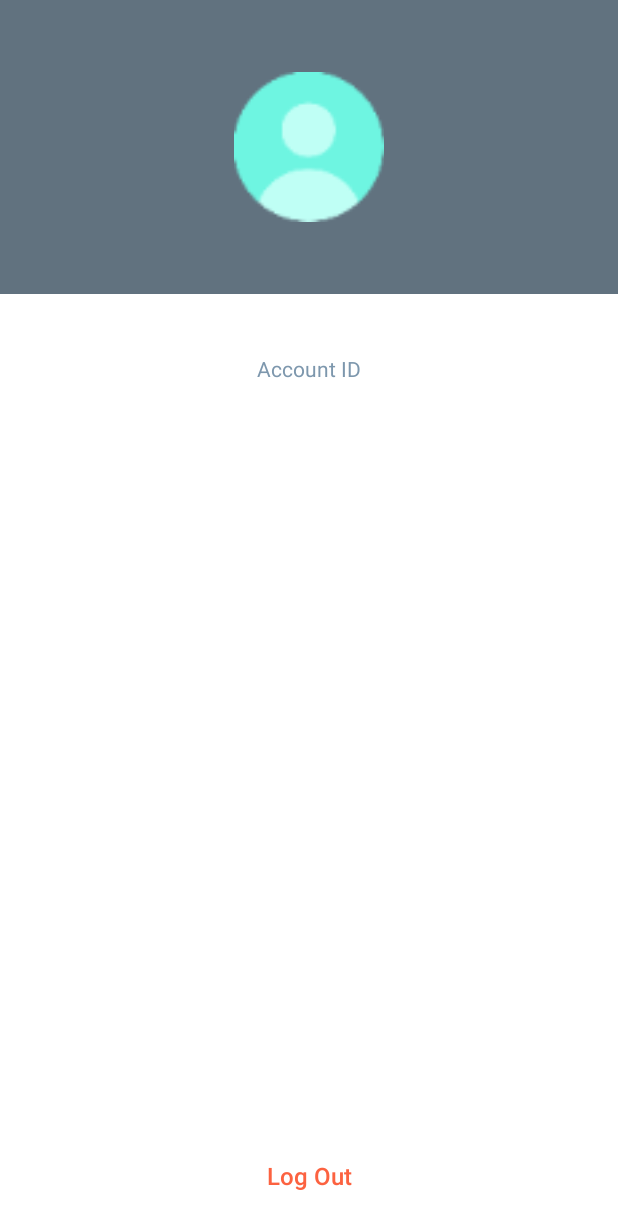
After one commit to dvkcool/Robotix_Club_v1, an Android app: the layout activity_account.xml on its own in the app's theme, with its tools: preview values and no code run, on a phone screen of 412 x 824 dp. The commit adds this screen. Shown: the top 1229 px of the screen. Run offline under Robolectric (Android 15) with nearby library versions, the phone set to English and light mode, and no system bars.

Commit message:
Account Activity

```diff
--- a/app/src/main/java/org/robotixnitrr/robotix_club_v1/LoginScreen.java
+++ b/app/src/main/java/org/robotixnitrr/robotix_club_v1/LoginScreen.java
@@ -70,7 +70,7 @@ public class LoginScreen extends AppCompatActivity {
     }
 
     private void launchAccountActivity() {
-        Intent intent = new Intent(this, homepage.class);
+        Intent intent = new Intent(this, AccountActivity.class);
         startActivity(intent);
         finish();
     }
--- /dev/null
+++ b/app/src/main/res/layout/activity_account.xml
@@ -0,0 +1,91 @@
+<?xml version="1.0" encoding="utf-8"?>
+<android.support.constraint.ConstraintLayout xmlns:android="http://schemas.android.com/apk/res/android"
+    xmlns:app="http://schemas.android.com/apk/res-auto"
+    xmlns:tools="http://schemas.android.com/tools"
+    android:id="@+id/view_root"
+    android:layout_width="match_parent"
+    android:layout_height="match_parent"
+    android:background="@color/accountBackground"
+    tools:context="org.robotixnitrr.robotix_club_v1.homepage">
+
+    <ImageView
+        android:id="@+id/profile_image"
+        android:layout_width="100dp"
+        android:layout_height="100dp"
+        android:layout_marginTop="48dp"
+        app:srcCompat="@drawable/icon_profile_empty"
+        app:layout_constraintRight_toRightOf="parent"
+        app:layout_constraintLeft_toLeftOf="parent"
+        app:layout_constraintTop_toTopOf="parent" />
+
+    <View
+        android:layout_width="0dp"
+        android:layout_height="0dp"
+        android:background="@android:color/white"
+        android:layout_marginTop="48dp"
+        app:layout_constraintRight_toRightOf="parent"
+        app:layout_constraintLeft_toLeftOf="parent"
+        app:layout_constraintTop_toBottomOf="@+id/profile_image"
+        app:layout_constraintBottom_toBottomOf="parent" />
+
+    <TextView
+        android:id="@+id/id_label"
+        android:layout_width="wrap_content"
+        android:layout_height="wrap_content"
+        android:layout_marginTop="88dp"
+        android:textColor="@color/accountLabel"
+        android:textSize="14sp"
+        android:text="@string/id_label"
+        app:layout_constraintRight_toRightOf="parent"
+        app:layout_constraintLeft_toLeftOf="parent"
+        app:layout_constraintTop_toBottomOf="@+id/profile_image" />
+
+    <TextView
+        android:id="@+id/id"
+        android:layout_width="wrap_content"
+        android:layout_height="wrap_content"
+        android:layout_marginTop="8dp"
+        android:textColor="@color/accountText"
+        android:textSize="16sp"
+        app:layout_constraintRight_toRightOf="parent"
+        app:layout_constraintLeft_toLeftOf="parent"
+        app:layout_constraintTop_toBottomOf="@+id/id_label" />
+
+    <TextView
+        android:id="@+id/info_label"
+        android:layout_width="wrap_content"
+        android:layout_height="wrap_content"
+        android:layout_marginTop="32dp"
+        android:textColor="@color/accountLabel"
+        android:textSize="14sp"
+        app:layout_constraintRight_toRightOf="parent"
+        app:layout_constraintLeft_toLeftOf="parent"
+        app:layout_constraintTop_toBottomOf="@+id/id" />
+
+    <TextView
+        android:id="@+id/info"
+        android:layout_width="wrap_content"
+        android:layout_height="wrap_content"
+        android:layout_marginTop="8dp"
+        android:textColor="@color/accountText"
+        android:textSize="16sp"
+        app:layout_constraintRight_toRightOf="parent"
+        app:layout_constraintLeft_toLeftOf="parent"
+        app:layout_constraintTop_toBottomOf="@+id/info_label" />
+
+    <Button
+        android:id="@+id/logout_button"
+        android:layout_width="wrap_content"
+        android:layout_height="wrap_content"
+        android:layout_marginBottom="16dp"
+        android:text="@string/logout_label"
+        style="@style/Base.Widget.AppCompat.Button.Borderless"
+        android:textColor="@color/accountLogoutLabel"
+        android:textSize="16sp"
+        android:textAllCaps="false"
+        android:onClick="onLogout"
+        app:layout_constraintRight_toRightOf="parent"
+        app:layout_constraintLeft_toLeftOf="parent"
+        app:layout_constraintBottom_toBottomOf="parent" />
+
+</android.support.constraint.ConstraintLayout>
--- a/app/src/main/res/values/strings.xml
+++ b/app/src/main/res/values/strings.xml
@@ -12,4 +12,11 @@
     <string name="AboutUs">About Us</string>
     <string name="action_home">Home</string>
     <string name="events">Events</string>
+    <string name="login_email_label">Login with Email</string>
+    <string name="login_phone_label">Login with Phone Number</string>
+    <string name="account">Account</string>
+    <string name="id_label">Account ID</string>
+    <string name="phone_label">Phone Number</string>
+    <string name="email_label">Email</string>
+    <string name="logout_label">Log Out</string>
 </resources>
```
Also changed, not shown: app/src/main/java/org/robotixnitrr/robotix_club_v1/AccountActivity.java (added, +94 -0 lines), app/src/main/res/drawable-xxxhdpi/icon_profile_empty.png (added).
